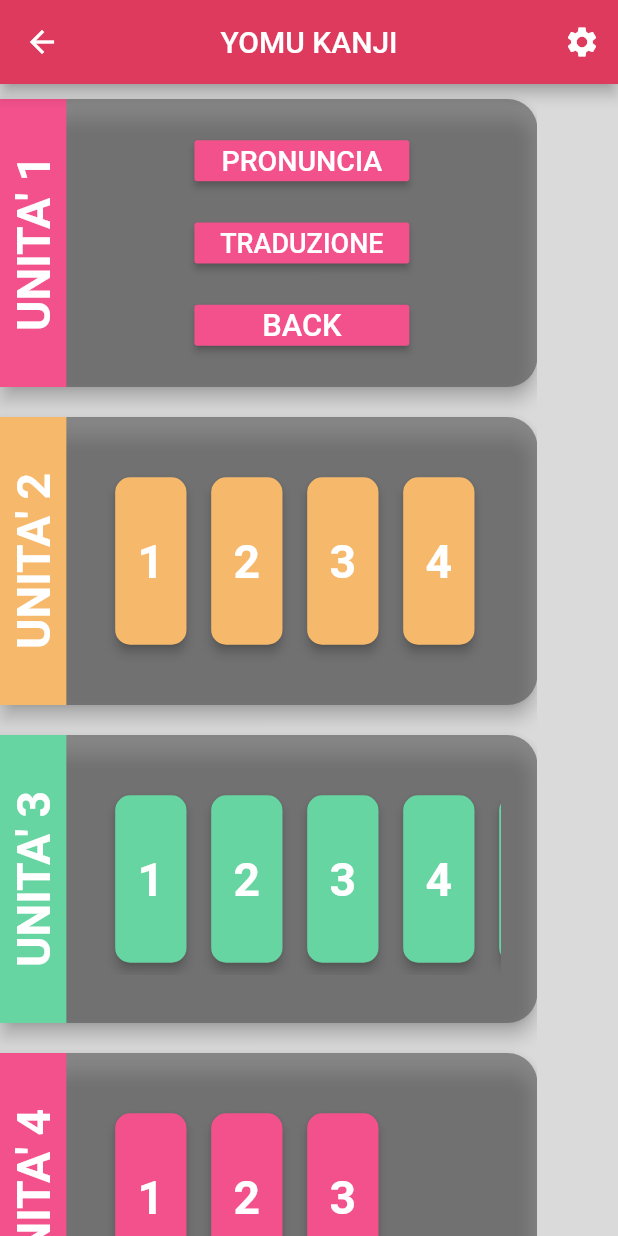
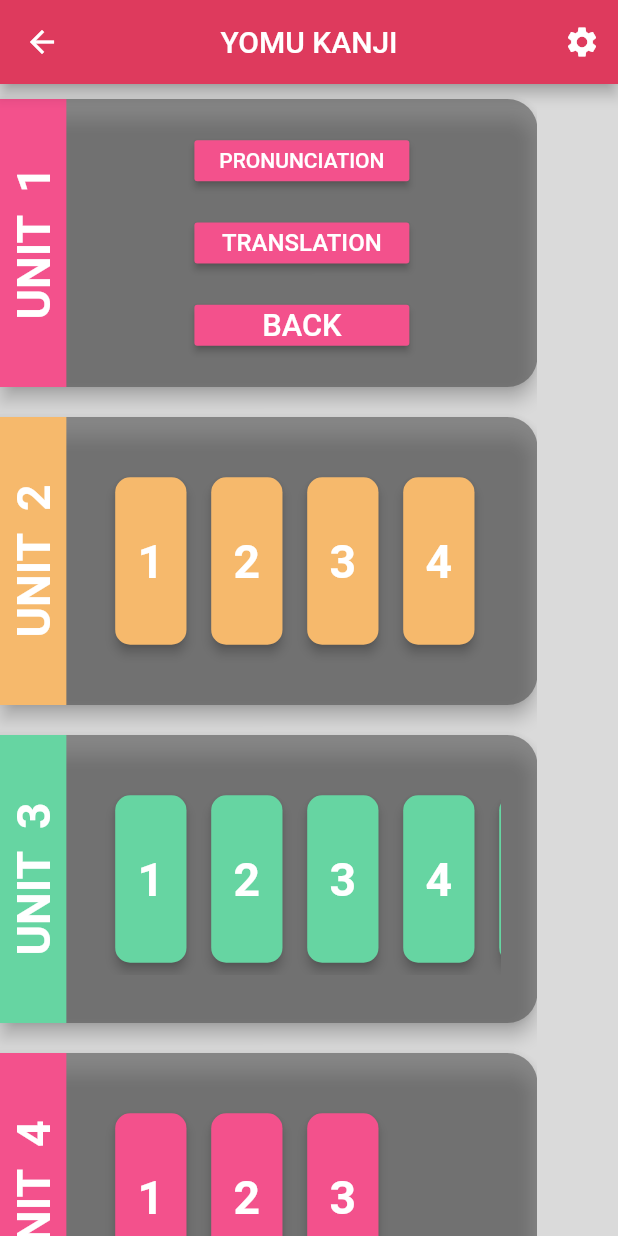
Before and after one commit to Claud-98/ManaBi, a Flutter app: the GameLevelMenu screen opened by its route, after a tap on an icon or button, on a phone screen of 412 x 824 dp. Run offline on Flutter 3.47's test engine with Material 2 defaults, Android fonts, the phone set to English and light mode, and no system bars; drawn by our look-alikes of auto_size_text; our stand-ins replace confetti, dio, flutter_riverpod, percent_indicator, shared_preferences, sqflite and 1 more; accounts and stored records are empty; generated files the repository leaves out were written again; statements that could not run were skipped.

Commit message:
Thirteenth commit - App UI in English and Italian (100% - done)
Aggiunti:
- Supporto della lignua inglese e ed italiana nelle voci dell'interfaccia.

```diff
--- /dev/null
+++ b/lib/strings.dart
@@ -0,0 +1,23 @@
+final String yomu = "yomu";
+
+final String kaku = "kaku";
+
+final String homeRoute = "/";
+
+final String settingsRoute = "/settings";
+
+final String yomuMenuRoute = "/yomuMenu";
+
+final String kakuMenuRoute = "/kakuMenu";
+
+final String connectionErrorMessageIt =
+    "Impossibile recuperare i dati . . . Assicurati di essere connesso ad Internet";
+
+final String connectionErrorMessageEn =
+    "Cannot fetch data . . . Try to check your Internet connection";
+
+final String connectionTimeoutErrorMessageEn =
+    "The request took too much time... Try again.";
+
+final String connectionTimeoutErrorMessageIt =
+    "La richiesta ha impiegato troppo tempo... Riprova.";
--- a/lib/widgets/end_game_widget.dart
+++ b/lib/widgets/end_game_widget.dart
@@ -4,6 +4,7 @@ import 'package:flutter/material.dart';
 import 'package:manabi/custom_colors.dart';
 import 'package:flutter_riverpod/flutter_riverpod.dart';
 import 'package:manabi/providers.dart';
+import 'package:flutter_gen/gen_l10n/app_localizations.dart';
 
 class EndGameWidget extends StatelessWidget {
 
@@ -16,6 +17,7 @@ class EndGameWidget extends StatelessWidget {
 
   @override
   Widget build(BuildContext context) {
+    final translatedStrings = AppLocalizations.of(context);
     final mediaQueryData = MediaQuery.of(context);
     final PreferredSizeWidget appBar = AppBar();
     final double screenHeight = mediaQueryData.size.height -
@@ -68,7 +70,7 @@ class EndGameWidget extends StatelessWidget {
 
               children: [
                 Spacer(),
-                AutoSizeText("Best Score: $best",
+                AutoSizeText(translatedStrings.bestScore(best.toString()),
                   maxLines: 1,
                   style: TextStyle(
                     fontSize: textSize,
@@ -77,7 +79,7 @@ class EndGameWidget extends StatelessWidget {
                   ),
                 ),
                 Spacer(),
-                AutoSizeText("Score: $score",
+                AutoSizeText(translatedStrings.score(score.toString()),
                   maxLines: 1,
                   style: TextStyle(
                     fontSize: textSize,
--- a/lib/widgets/menu_card.dart
+++ b/lib/widgets/menu_card.dart
@@ -1,5 +1,5 @@
 import 'dart:async';
-
+import 'package:flutter_gen/gen_l10n/app_localizations.dart';
 import 'package:auto_size_text/auto_size_text.dart';
 import 'package:flutter/material.dart';
 import 'package:flutter/rendering.dart';
@@ -17,11 +17,15 @@ class MenuCard extends StatefulWidget {
   final int numberOfLevels;
   final int indexColor;
   final int unitNumber;
-  final  String type;
+  final String type;
 
-
-  MenuCard({Key key, @required this.numberOfLevels, @required this.indexColor,
-    @required this.unitNumber, @required this.type,}) : super(key: key);
+  MenuCard({
+    Key key,
+    @required this.numberOfLevels,
+    @required this.indexColor,
+    @required this.unitNumber,
+    @required this.type,
+  }) : super(key: key);
 
   @override
   _MenuCardState createState() => _MenuCardState();
@@ -34,9 +38,9 @@ class _MenuCardState extends State<MenuCard> {
   Timer _timer;
 
   @override
-  void initState(){
+  void initState() {
     super.initState();
-    _timer = Timer(Duration(seconds: 5), (){
+    _timer = Timer(Duration(seconds: 5), () {
       setState(() {
         _timerOn = false;
       });
@@ -44,39 +48,46 @@ class _MenuCardState extends State<MenuCard> {
   }
 
   Widget populateCard(int numLevels, int unitNumber, Color color, String type,
-      double cardH, double cardW, double textSize, double padding){
+      double cardH, double cardW, double textSize, double padding,
+      AppLocalizations strings) {
     List<Widget> menu = [];
 
-    for(int i=1; i < numLevels + 1; i++){
-        menu.add(
-            Padding(
+    for (int i = 1; i < numLevels + 1; i++) {
+      menu.add(Padding(
         padding: EdgeInsets.all(padding),
-              child: MenuCardButtonWidget( color: color,
-                unitNumber: unitNumber, levelNumber: i , textSize: textSize,
-                type: type, onSonChanged:  (int newId, int levelSelected) {
+        child: MenuCardButtonWidget(
+          color: color,
+          unitNumber: unitNumber,
+          levelNumber: i,
+          textSize: textSize,
+          type: type,
+          onSonChanged: (int newId, int levelSelected) {
             updateUnitSelectedAndLevelSelected(newId, levelSelected);
           },
         ),
-            )
-        );
+      ));
     }
 
-    return  Row(
+    return Row(
       children: [
-        MenuCardLevelTextLabel(color: color, padding: padding, textSize:
-        textSize, unitNumber: unitNumber),
+        MenuCardLevelTextLabel(
+            color: color,
+            padding: padding,
+            textSize: textSize,
+            unitNumber: unitNumber),
         Spacer(),
         AnimatedSwitcher(
           duration: Duration(seconds: 5),
-            child: updateWidgetVisibility(unitNumber, cardH, cardW, menu, type,
-                color, textSize, numLevels),
+          child: updateWidgetVisibility(
+              unitNumber, cardH, cardW, menu, type, color, textSize, numLevels,
+              strings),
         ),
         Spacer(),
       ],
     );
   }
 
-  void menuCardBackReset(){
+  void menuCardBackReset() {
     setState(() {
       _unitSelected = 0;
       _levelSelected = 0;
@@ -90,23 +101,19 @@ class _MenuCardState extends State<MenuCard> {
     });
   }
 
-  Widget updateWidgetVisibility(int unitNumber, double cardH, double cardW, menu,
-      String type, Color color, double textSize, int numLevels) {
-
-    if(_unitSelected != unitNumber) {
-
-
-
-
+  Widget updateWidgetVisibility(int unitNumber, double cardH, double cardW,
+      menu, String type, Color color, double textSize, int numLevels,
+      AppLocalizations strings) {
+    if (_unitSelected != unitNumber) {
       return Container(
-        height: cardH/1.1,
-        width: cardW/1.35,
+        height: cardH / 1.1,
+        width: cardW / 1.35,
         child: Stack(
           children: [
             Center(
               child: Container(
-                height: cardH/1.5,
-                width: cardW/1.35,
+                height: cardH / 1.5,
+                width: cardW / 1.35,
                 child: GridView.count(
                   childAspectRatio: 2,
                   scrollDirection: Axis.horizontal,
@@ -115,19 +122,21 @@ class _MenuCardState extends State<MenuCard> {
                 ),
               ),
             ),
-            if(numLevels > 5)
+            if (numLevels > 5)
               AnimatedOpacity(
                 opacity: _timerOn ? 0.5 : 0.0,
                 duration: Duration(seconds: 3),
                 child: Align(
                   alignment: Alignment.bottomCenter,
                   child: Container(
-                  height: cardH/10,
-                  width: cardW/1.35,
+                    height: cardH / 10,
+                    width: cardW / 1.35,
                     color: CustomColors.halfNezumi,
                     child: Center(
-                    child: AutoSizeText("<<   Scroll to show more levels   >>",
-                    textAlign: TextAlign.center,),
+                      child: AutoSizeText(
+                        strings.moreLevelPopUp,
+                        textAlign: TextAlign.center,
+                      ),
                     ),
                   ),
                 ),
@@ -138,20 +147,28 @@ class _MenuCardState extends State<MenuCard> {
     } else
       return Container(
         height: cardH,
-        width: cardW/2.5,
-        child: PopUpMenuCard(unitNumber: unitNumber,
-          levelSelected: _levelSelected, type: type, color: color,
-          width: cardW, height: cardH, backButtonReset: menuCardBackReset,
-          textSize: textSize/1.5,),
+        width: cardW / 2.5,
+        child: PopUpMenuCard(
+          unitNumber: unitNumber,
+          levelSelected: _levelSelected,
+          type: type,
+          color: color,
+          width: cardW,
+          height: cardH,
+          backButtonReset: menuCardBackReset,
+          textSize: textSize / 1.5,
+        ),
       );
   }
 
   @override
   Widget build(BuildContext context) {
+    final translatedStrings = AppLocalizations.of(context);
     final mediaQueryData = MediaQuery.of(context);
     final PreferredSizeWidget appBar = AppBar();
     final double screenHeight = mediaQueryData.size.height -
-        appBar.preferredSize.height - mediaQueryData.padding.top;
+        appBar.preferredSize.height -
+        mediaQueryData.padding.top;
     final double screenWidth = mediaQueryData.size.width;
     final int numberOfLevels = widget.numberOfLevels;
     final int unitNumber = widget.unitNumber;
@@ -164,25 +181,21 @@ class _MenuCardState extends State<MenuCard> {
     double padding;
     double multiplier;
 
-    if(mediaQueryData.orientation == Orientation.landscape){
-      cardSizeW =screenWidth/1.2;
-      cardSizeH = screenHeight/1.5;
-      padding= screenWidth/50;
+    if (mediaQueryData.orientation == Orientation.landscape) {
+      cardSizeW = screenWidth / 1.2;
+      cardSizeH = screenHeight / 1.5;
+      padding = screenWidth / 50;
       multiplier = 7.5;
-    }else {
-      cardSizeW =screenWidth/1.15;
-      cardSizeH = screenHeight/4;
-      padding= screenWidth/50;
+    } else {
+      cardSizeW = screenWidth / 1.15;
+      cardSizeH = screenHeight / 4;
+      padding = screenWidth / 50;
       multiplier = 3.75;
     }
 
-    if(indexColor == 1)
-      color = CustomColors.murasaki;
-    if(indexColor == 2)
-      color = CustomColors.orenji;
-    if(indexColor == 3)
-      color = CustomColors.chokoMinto;
-
+    if (indexColor == 1) color = CustomColors.murasaki;
+    if (indexColor == 2) color = CustomColors.orenji;
+    if (indexColor == 3) color = CustomColors.chokoMinto;
 
     return Card(
       color: CustomColors.blackGround.withAlpha(150),
@@ -190,19 +203,19 @@ class _MenuCardState extends State<MenuCard> {
       margin: const EdgeInsets.only(bottom: 10, top: 10),
       shape: RoundedRectangleBorder(
         borderRadius: BorderRadius.only(
-          topRight: const  Radius.circular(20.0),
-          bottomRight: const  Radius.circular(20.0),
+          topRight: const Radius.circular(20.0),
+          bottomRight: const Radius.circular(20.0),
         ),
       ),
       child: Container(
         width: cardSizeW,
         height: cardSizeH,
-          child: populateCard(numberOfLevels, unitNumber, color,
-                  type, cardSizeH, cardSizeW, multiplier * unitHeightValue,
-          padding),
+        child: populateCard(numberOfLevels, unitNumber, color, type, cardSizeH,
+            cardSizeW, multiplier * unitHeightValue, padding, translatedStrings),
       ),
     );
   }
+
   @override
   void dispose() {
     super.dispose();
--- a/lib/widgets/menu_card_button_widget.dart
+++ b/lib/widgets/menu_card_button_widget.dart
@@ -1,5 +1,6 @@
 import 'package:flutter/material.dart';
 import 'package:manabi/screens/kaku__matching_game_screen.dart';
+import 'package:manabi/strings.dart' as strings;
 
 typedef void IntCallback(int id, int level);
 
@@ -11,24 +12,30 @@ class MenuCardButtonWidget extends StatelessWidget {
   final String type;
   final double textSize;
 
-  const MenuCardButtonWidget({Key key, this.color, this.unitNumber,
-    this.levelNumber, this.type, this.textSize, this.onSonChanged}) : super(key: key);
-
+  const MenuCardButtonWidget(
+      {Key key,
+      this.color,
+      this.unitNumber,
+      this.levelNumber,
+      this.type,
+      this.textSize,
+      this.onSonChanged})
+      : super(key: key);
 
   @override
   Widget build(BuildContext context) {
     return Container(
-
         child: TextButton(
-            onPressed: (){
-             if (type == "yomu"){
-               onSonChanged(unitNumber, levelNumber);
-              }else if(type == "kaku"){
-               Navigator.of(context).push(MaterialPageRoute(builder: (context) =>
-                   KakuMatchingGameScreen(unit: unitNumber, level: levelNumber,
-                     )));
-             }
-
+            onPressed: () {
+              if (type == strings.yomu) {
+                onSonChanged(unitNumber, levelNumber);
+              } else if (type == strings.kaku) {
+                Navigator.of(context).push(MaterialPageRoute(
+                    builder: (context) => KakuMatchingGameScreen(
+                          unit: unitNumber,
+                          level: levelNumber,
+                        )));
+              }
             },
             style: TextButton.styleFrom(
               elevation: 3,
@@ -42,7 +49,6 @@ class MenuCardButtonWidget extends StatelessWidget {
                 borderRadius: BorderRadius.circular(10),
               ),
             ),
-
             child: Text(
               levelNumber.toString(),
               textAlign: TextAlign.center,
@@ -51,7 +57,6 @@ class MenuCardButtonWidget extends StatelessWidget {
                 color: Colors.white,
                 fontSize: textSize,
               ),
-            )
-        ));
+            )));
   }
 }
--- a/lib/widgets/menu_card_level_text_label.dart
+++ b/lib/widgets/menu_card_level_text_label.dart
@@ -1,4 +1,5 @@
 import 'package:flutter/material.dart';
+import 'package:flutter_gen/gen_l10n/app_localizations.dart';
 
 class MenuCardLevelTextLabel extends StatelessWidget {
   final Color color;
@@ -6,11 +7,14 @@ class MenuCardLevelTextLabel extends StatelessWidget {
   final double textSize;
   final unitNumber;
 
-  const MenuCardLevelTextLabel({Key key, this.color, this.padding, this.textSize,
-    this.unitNumber}) : super(key: key);
+  const MenuCardLevelTextLabel(
+      {Key key, this.color, this.padding, this.textSize, this.unitNumber})
+      : super(key: key);
 
   @override
   Widget build(BuildContext context) {
+    final translatedStrings = AppLocalizations.of(context);
+
     return Align(
       alignment: Alignment.topLeft,
       child: Container(
@@ -18,29 +22,28 @@ class MenuCardLevelTextLabel extends StatelessWidget {
           child: Row(
             children: [
               Container(
-                width: padding/2,
+                width: padding / 2,
               ),
               Center(
-                child:
-                RotatedBox(
+                child: RotatedBox(
                     quarterTurns: 3,
-                    child:
-                    Text("UNITA' " + unitNumber.toString(),
+                    child: Text(
+                      translatedStrings.unitUpperCase +
+                          " " +
+                          unitNumber.toString(),
                       textAlign: TextAlign.center,
                       style: TextStyle(
                         color: Colors.white,
                         fontSize: textSize,
                         fontWeight: FontWeight.bold,
                       ),
-                    )
-                ),
+                    )),
               ),
               Container(
-                width: padding/2,
+                width: padding / 2,
               )
             ],
-          )
-      ),
+          )),
     );
   }
 }
--- a/lib/widgets/popup_menu_card_widget.dart
+++ b/lib/widgets/popup_menu_card_widget.dart
@@ -1,6 +1,8 @@
 import 'package:auto_size_text/auto_size_text.dart';
 import 'package:flutter/material.dart';
 import 'package:manabi/screens/yomu_matching_game_screen.dart';
+import 'package:manabi/strings.dart' as strings;
+import 'package:flutter_gen/gen_l10n/app_localizations.dart';
 
 class PopUpMenuCard extends StatelessWidget {
   final VoidCallback backButtonReset;
@@ -12,13 +14,19 @@ class PopUpMenuCard extends StatelessWidget {
   final double width;
   final double textSize;
 
-
-
-  const PopUpMenuCard({Key key, this.color, this.unitNumber, this.levelSelected,
-    this.type, this.height, this.width, this.backButtonReset, this.textSize})
+  const PopUpMenuCard(
+      {Key key,
+      this.color,
+      this.unitNumber,
+      this.levelSelected,
+      this.type,
+      this.height,
+      this.width,
+      this.backButtonReset,
+      this.textSize})
       : super(key: key);
 
-  TextStyle textStyle(){
+  TextStyle textStyle() {
     return TextStyle(
       color: Colors.white,
       fontSize: textSize,
@@ -27,8 +35,7 @@ class PopUpMenuCard extends StatelessWidget {
 
   @override
   Widget build(BuildContext context) {
-
-
+    final translatedStrings = AppLocalizations.of(context);
 
     return Column(
       mainAxisAlignment: MainAxisAlignment.center,
@@ -37,20 +44,19 @@ class PopUpMenuCard extends StatelessWidget {
         Spacer(),
         Flexible(
           child: ButtonTheme(
-            height: height/4,
+            height: height / 4,
             child: MaterialButton(
               onPressed: () {
                 Navigator.push(
                     context,
-                    MaterialPageRoute(builder: (context) =>
-                        YomuMatchingGameScreen(unit: unitNumber,
-                          level: levelSelected,
-                          translation: false)));
+                    MaterialPageRoute(
+                        builder: (context) => YomuMatchingGameScreen(
+                            unit: unitNumber,
+                            level: levelSelected,
+                            translation: false)));
               },
-              child: AutoSizeText("PRONUNCIA",
-                  textAlign: TextAlign.center,
-                  maxLines: 1,
-                  style: textStyle()),
+              child: AutoSizeText(translatedStrings.pronunciationUpperCase,
+                  textAlign: TextAlign.center, maxLines: 1, style: textStyle()),
               color: color,
             ),
           ),
@@ -58,22 +64,22 @@ class PopUpMenuCard extends StatelessWidget {
         Spacer(),
         Flexible(
           child: ButtonTheme(
-            height: height/4,
+            height: height / 4,
             child: MaterialButton(
               onPressed: () {
-                if (type == "yomu") {
+                if (type == strings.yomu) {
                   Navigator.push(
                       context,
-                      MaterialPageRoute(builder: (context) =>
-                          YomuMatchingGameScreen(unit: unitNumber,
-                            level: levelSelected,
-                            translation: true,)));
+                      MaterialPageRoute(
+                          builder: (context) => YomuMatchingGameScreen(
+                                unit: unitNumber,
+                                level: levelSelected,
+                                translation: true,
+                              )));
                 }
               },
-              child: AutoSizeText("TRADUZIONE",
-                  textAlign: TextAlign.center,
-                  maxLines: 1,
-                  style: textStyle()),
+              child: AutoSizeText(translatedStrings.translationUpperCase,
+                  textAlign: TextAlign.center, maxLines: 1, style: textStyle()),
               color: color,
             ),
           ),
@@ -81,13 +87,15 @@ class PopUpMenuCard extends StatelessWidget {
         Spacer(),
         Flexible(
           child: ButtonTheme(
-            height: height/4,
+            height: height / 4,
             child: MaterialButton(
               onPressed: backButtonReset,
-              child: AutoSizeText("BACK",
+              child: AutoSizeText(
+                translatedStrings.backButton.toUpperCase(),
                 textAlign: TextAlign.center,
                 maxLines: 1,
-                style: textStyle(),),
+                style: textStyle(),
+              ),
               color: color,
             ),
           ),
```
Also changed, not shown: lib/l10n/app_en.arb (+52 -1 lines), lib/l10n/app_it.arb (+17 -1 lines), lib/main.dart (+10 -10 lines), lib/providers.dart (+61 -45 lines), lib/repositories/kanji_repository.dart (+63 -30 lines), lib/services/KakuKanjiApiProvider.dart (+6 -1 lines), lib/widgets/video_player.dart (+16 -12 lines). Lines whose indentation alone changed are shown as unchanged.
